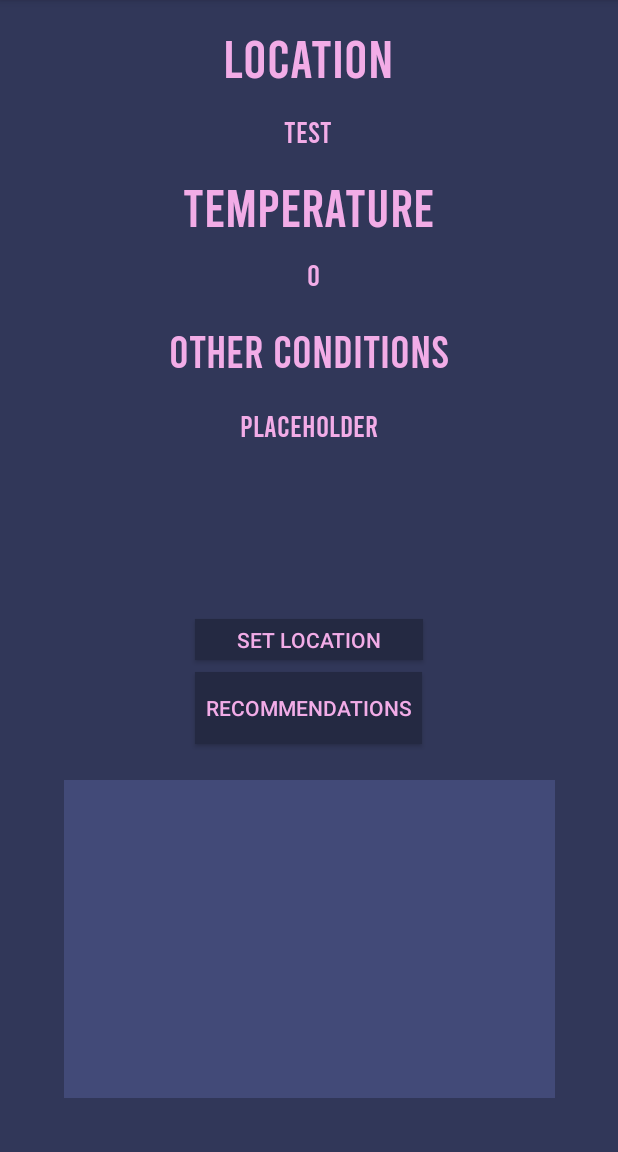
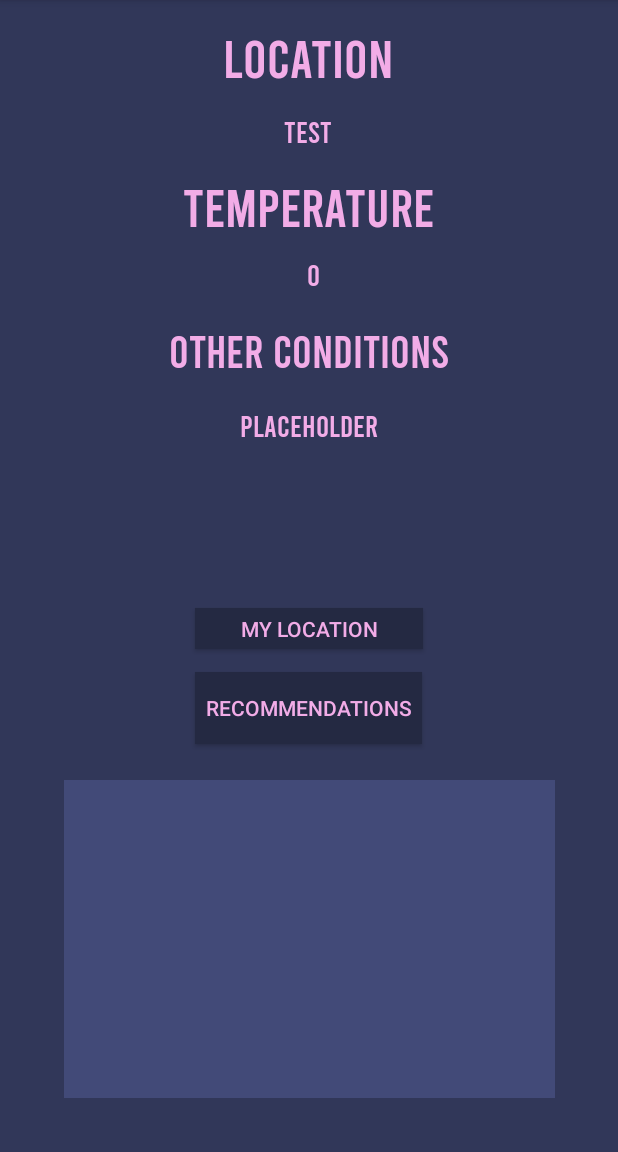
Before and after one commit to hornunjb/Weather-Wear, an Android app: the screen it shows after launch (MainActivity), on a phone screen of 412 x 824 dp, the part 84-1236 px from its top. Run offline under Robolectric (Android 15) with nearby library versions, the phone set to English and light mode, and no system bars; network calls fail; 1 statement that could not run was skipped.

Commit message:
Created Local Room Database, DAO, DataGenerator, etc for Recommendations. Still need to implement recommendations being made to the user.

```diff
--- a/app/build.gradle
+++ b/app/build.gradle
@@ -1,6 +1,7 @@
 apply plugin: 'com.android.application'
 apply plugin: 'kotlin-android'
 apply plugin: 'kotlin-android-extensions'
+apply plugin: 'kotlin-kapt'
 
 android {
     compileSdkVersion 30
@@ -48,4 +49,7 @@ dependencies {
     implementation 'com.squareup.retrofit2:converter-gson:2.7.1'
     implementation "android.arch.lifecycle:extensions:1.1.1"
     implementation 'com.squareup.okhttp3:okhttp:4.9.0'
+    implementation 'androidx.room:room-runtime:2.2.6'
+    kapt("androidx.room:room-compiler:2.2.6")
+    implementation 'androidx.room:room-ktx:2.2.6'
 }
--- a/app/src/main/java/edu/uc/hornunjb/weatherwear/MainActivity.kt
+++ b/app/src/main/java/edu/uc/hornunjb/weatherwear/MainActivity.kt
@@ -15,9 +15,11 @@ import android.util.Log
 import android.widget.TextView
 import android.widget.Toast
 import androidx.core.app.ActivityCompat
+import androidx.lifecycle.LiveData
 import androidx.lifecycle.Observer
 import androidx.lifecycle.ViewModelProvider
 import com.google.android.gms.location.*
+import edu.uc.hornunjb.weatherwear.dao.RecommendationsDatabase
 import edu.uc.hornunjb.weatherwear.repo.Repository
 import edu.uc.hornunjb.weatherwear.ui.main.MainViewModel
 import edu.uc.hornunjb.weatherwear.ui.main.MainViewModelFactory
@@ -26,7 +28,6 @@ import java.util.*
 import java.util.jar.Manifest
 import kotlin.math.round
 
-//TODO: https://youtu.be/vard0CUTLbA?t=1272
 class MainActivity : AppCompatActivity() {
 
     private var PERMISSION_ID = 76;
@@ -38,22 +39,30 @@ class MainActivity : AppCompatActivity() {
         super.onCreate(savedInstanceState)
         setContentView(R.layout.weather_data_fragment)
 
-
-
         Toast.makeText(this, "How's the Weather?", Toast.LENGTH_SHORT).show()
 
         //Location
         fusedLocationProviderClient = LocationServices.getFusedLocationProviderClient(this)
 
-        btnSetLocation.setOnClickListener{
+        btnMyLocation.setOnClickListener{
             getLastLocation()
+        }
+
+        btnRecommendations.setOnClickListener{
+
         }
 
         defaultLocationBoot()
 
     }
+
+    private fun giveRecommendationsByTemp(temp:Double)
+    {
+
+    }
+
     //This gets a default city and displays the information from weather API. In this case I set it to indianapolis.
-    private fun defaultLocationBoot(CityName:String = "Indianapolis")
+    private fun defaultLocationBoot(CityName:String = "Cincinnati")
     {
         //Creating TextView Objects to bind to our fragment
         var temperatureText: TextView
@@ -95,9 +104,11 @@ class MainActivity : AppCompatActivity() {
         var Address = geoCoder.getFromLocation(lat, long, 1)
 
         CityName = Address[0].locality
+        //Toast.makeText(this, "City = " + CityName, Toast.LENGTH_SHORT).show()
         return CityName
     }
 
+    @SuppressLint("MissingPermission")
     private fun getLastLocation(){
         if(checkPermissions())
         {
@@ -109,7 +120,7 @@ class MainActivity : AppCompatActivity() {
                     getNewLocation()
                 }else{
                     //Put fragment object here to display location
-                    Toast.makeText(this, "Your Current Coordinates are :\nLat:" + location.latitude + " ; Long:" + location.longitude, Toast.LENGTH_SHORT).show()
+                    //Toast.makeText(this, "Your Current Coordinates are :\nLat:" + location.latitude + " ; Long:" + location.longitude, Toast.LENGTH_SHORT).show()
                     defaultLocationBoot(getCityName(location.latitude, location.longitude))
                 }}
             }else{
@@ -120,6 +131,7 @@ class MainActivity : AppCompatActivity() {
         }
     }
 
+    @SuppressLint("MissingPermission")
     private fun getNewLocation(){
         locationRequest = LocationRequest()
         locationRequest.priority = LocationRequest.PRIORITY_HIGH_ACCURACY
--- a/app/src/main/java/edu/uc/hornunjb/weatherwear/repo/clothesRepository.kt
+++ /dev/null
@@ -1,5 +0,0 @@
-package edu.uc.hornunjb.weatherwear.repo
-
-class clothesRepository {
-
-}
--- a/app/src/main/res/layout/weather_data_fragment.xml
+++ b/app/src/main/res/layout/weather_data_fragment.xml
@@ -123,15 +123,18 @@
             app:layout_constraintVertical_bias="0.116" />
 
     <Button
-        android:id="@+id/btnSetLocation"
+        android:id="@+id/btnMyLocation"
         android:layout_width="152dp"
         android:layout_height="27dp"
         android:layout_marginBottom="8dp"
         android:background="@color/colorSecondaryDarker"
-        android:text="Set Location"
+        android:text="My Location"
         android:textColor="@color/colorLightPink"
         app:layout_constraintBottom_toTopOf="@+id/btnRecommendations"
         app:layout_constraintEnd_toEndOf="parent"
-        app:layout_constraintStart_toStartOf="parent" />
+        app:layout_constraintHorizontal_bias="0.501"
+        app:layout_constraintStart_toStartOf="parent"
+        app:layout_constraintTop_toBottomOf="@+id/lblConditionsPlaceholder"
+        app:layout_constraintVertical_bias="0.936" />
 
 </androidx.constraintlayout.widget.ConstraintLayout>
```
Also changed, not shown: app/src/main/java/edu/uc/hornunjb/weatherwear/dao/ILocalClothingDAO.kt (added, +22 -0 lines), app/src/main/java/edu/uc/hornunjb/weatherwear/dao/RecommendationsDatabase.kt (added, +42 -0 lines), app/src/main/java/edu/uc/hornunjb/weatherwear/dto/Clothing.kt (added, +8 -0 lines), app/src/main/java/edu/uc/hornunjb/weatherwear/dto/DataGenerator.kt (added, +21 -0 lines).
